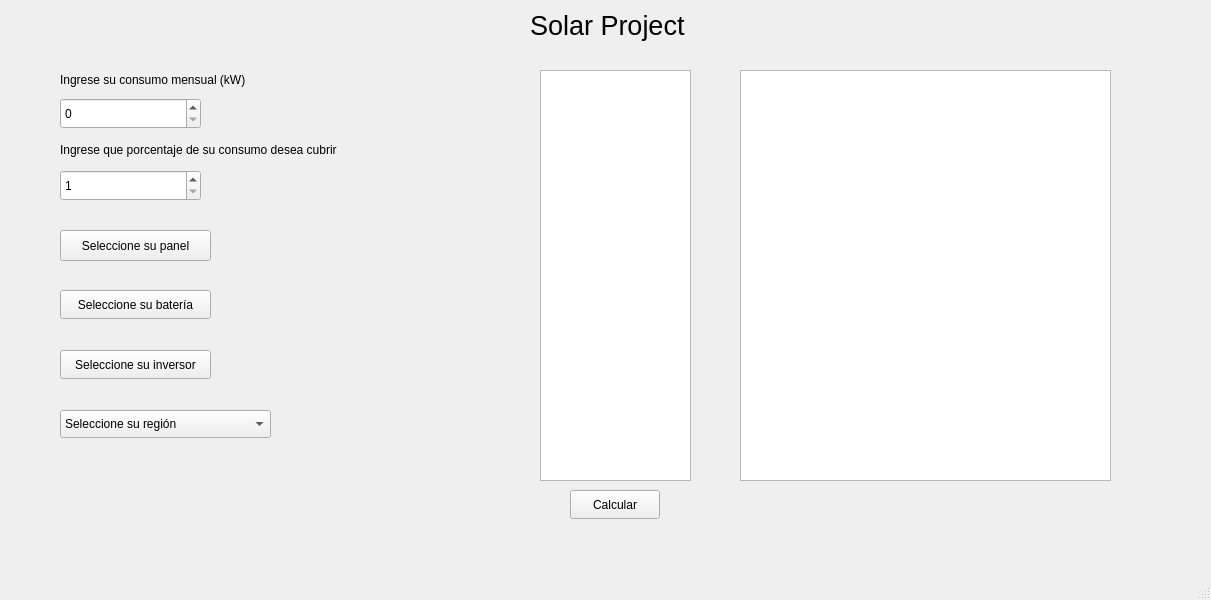
This is mainwindow.ui in max0sa/Solar-project as Qt 5 draws it before an edit. The edited form follows.
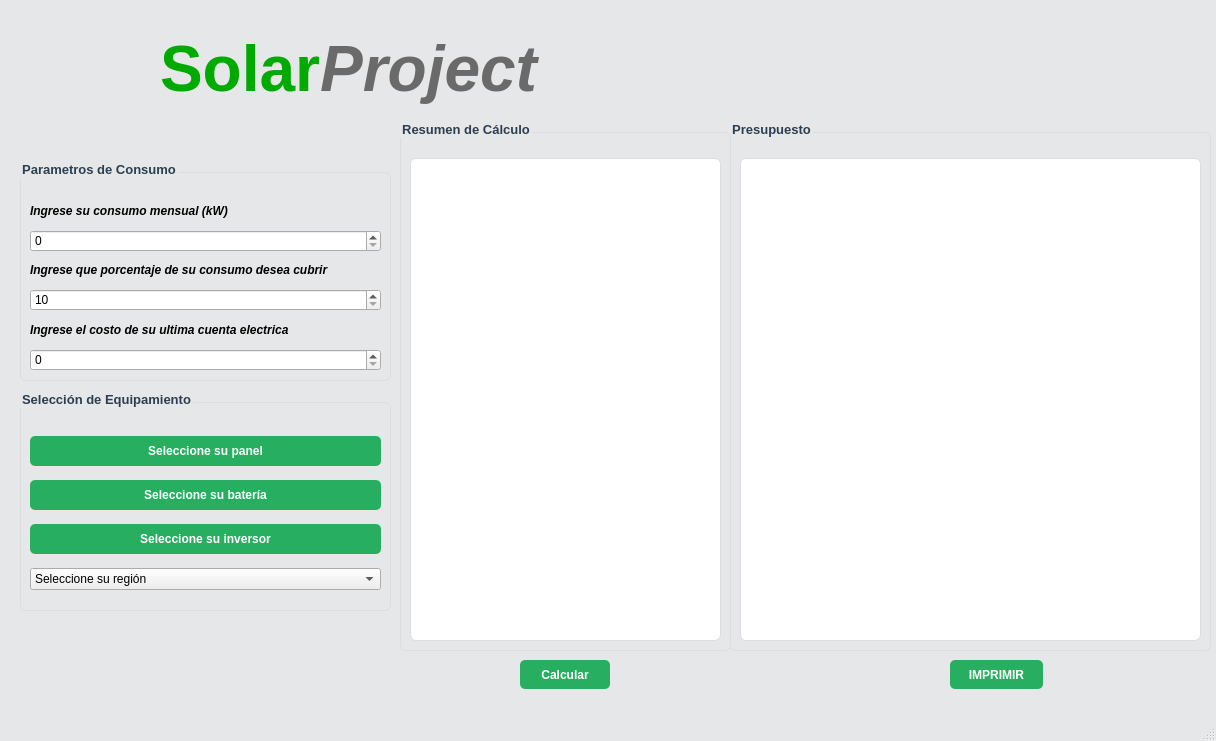
This is the edited form. Icons and pictures are not drawn.

The edit to the form file:
```diff
--- a/mainwindow.ui
+++ b/mainwindow.ui
@@ -6,91 +6,209 @@
    <rect>
     <x>0</x>
     <y>0</y>
-    <width>1211</width>
-    <height>600</height>
+    <width>1216</width>
+    <height>741</height>
    </rect>
   </property>
   <property name="windowTitle">
    <string>MainWindow</string>
   </property>
+  <property name="styleSheet">
+   <string notr="true">/* Fondo de la aplicación */
+QMainWindow {
+    background-color: #e6e7e8;
+}
+
+/* Títulos de los contenedores */
+QGroupBox {
+    font-weight: bold;
+    font-size: 13px;
+    color: #2c3e50;
+    border: 1px solid #dcdde1;
+    border-radius: 6px;
+    margin-top: 12px;
+    padding-top: 16px;
+}
+
+/* Botones de acción y selección */
+QPushButton {
+    background-color: #27ae60; /* Verde ecológico para un proyecto solar */
+    color: white;
+    border-radius: 5px;
+    padding: 8px 16px;
+    font-weight: bold;
+    font-size: 12px;
+}
+QPushButton:hover {
+    background-color: #2ecc71;
+}
+QPushButton:pressed {
+    background-color: #1e8449;
+}
+
+/* Cuadro de texto de Resultados */
+QTextBrowser {
+    background-color: #ffffff;
+    border: 1px solid #dcdde1;
+    border-radius: 6px;
+    padding: 12px;
+    font-size: 13px;
+    color: #34495e;
+}
+
+/* Tabla de Presupuesto */
+QTableWidget {
+    background-color: #ffffff;
+    border: 1px solid #dcdde1;
+    border-radius: 6px;
+    gridline-color: #f1f2f6;
+    font-size: 13px;
+}
+QHeaderView::section {
+    background-color: #f1f2f6;
+    padding: 6px;
+    font-weight: bold;
+    border: none;
+    color: #2c3e50;
+}</string>
+  </property>
   <widget class="QWidget" name="centralwidget">
-   <widget class="QPushButton" name="BTNpaneles">
+   <widget class="QPushButton" name="BTNcalcular">
     <property name="geometry">
      <rect>
-      <x>60</x>
-      <y>230</y>
-      <width>151</width>
-      <height>31</height>
+      <x>520</x>
+      <y>660</y>
+      <width>90</width>
+      <height>29</height>
      </rect>
     </property>
     <property name="text">
-     <string>Seleccione su panel</string>
+     <string>Calcular</string>
     </property>
    </widget>
+   <widget class="QLabel" name="label_3">
+    <property name="enabled">
+     <bool>true</bool>
+    </property>
+    <property name="geometry">
+     <rect>
+      <x>160</x>
+      <y>20</y>
+      <width>381</width>
+      <height>101</height>
+     </rect>
+    </property>
+    <property name="maximumSize">
+     <size>
+      <width>16777215</width>
+      <height>16777215</height>
+     </size>
+    </property>
+    <property name="font">
+     <font>
+      <pointsize>20</pointsize>
+     </font>
+    </property>
+    <property name="text">
+     <string>&lt;html&gt;&lt;head/&gt;&lt;body&gt;&lt;p&gt;&lt;span style=&quot; font-size:48pt; font-weight:700; color:#00aa00;&quot;&gt;Solar&lt;/span&gt;&lt;span style=&quot; font-size:48pt; font-weight:700; font-style:italic; color:#6a6a6a;&quot;&gt;Project&lt;/span&gt;&lt;/p&gt;&lt;/body&gt;&lt;/html&gt;</string>
+    </property>
+   </widget>
+   <widget class="QGroupBox" name="groupBox">
+    <property name="geometry">
+     <rect>
+      <x>20</x>
+      <y>160</y>
+      <width>371</width>
+      <height>221</height>
+     </rect>
+    </property>
+    <property name="title">
+     <string>Parametros de Consumo</string>
+    </property>
+    <layout class="QVBoxLayout" name="verticalLayout_3">
+     <item>
+      <widget class="QLabel" name="label">
+       <property name="text">
+        <string>&lt;html&gt;&lt;head/&gt;&lt;body&gt;&lt;p align=&quot;justify&quot;&gt;&lt;span style=&quot; font-weight:700; font-style:italic;&quot;&gt;Ingrese su consumo mensual (kW)&lt;/span&gt;&lt;/p&gt;&lt;/body&gt;&lt;/html&gt;</string>
+       </property>
+      </widget>
+     </item>
+     <item>
+      <widget class="QSpinBox" name="SBConsumo">
+       <property name="maximum">
+        <number>1000000000</number>
+       </property>
+      </widget>
+     </item>
+     <item>
+      <widget class="QLabel" name="label_2">
+       <property name="text">
+        <string>&lt;html&gt;&lt;head/&gt;&lt;body&gt;&lt;p&gt;&lt;span style=&quot; font-weight:700; font-style:italic;&quot;&gt;Ingrese que porcentaje de su consumo desea cubrir&lt;/span&gt;&lt;/p&gt;&lt;/body&gt;&lt;/html&gt;</string>
+       </property>
+      </widget>
+     </item>
+     <item>
    <widget class="QSpinBox" name="SBCobertura">
-    <property name="geometry">
-     <rect>
-      <x>60</x>
-      <y>170</y>
-      <width>141</width>
-      <height>31</height>
-     </rect>
-    </property>
     <property name="minimum">
-     <number>1</number>
+        <number>10</number>
     </property>
     <property name="maximum">
      <number>100</number>
     </property>
    </widget>
-   <widget class="QSpinBox" name="SBConsumo">
+     </item>
+     <item>
+      <widget class="QLabel" name="label_5">
+       <property name="text">
+        <string>&lt;html&gt;&lt;head/&gt;&lt;body&gt;&lt;p&gt;&lt;span style=&quot; font-weight:700; font-style:italic;&quot;&gt;Ingrese el costo de su ultima cuenta electrica&lt;/span&gt;&lt;/p&gt;&lt;/body&gt;&lt;/html&gt;</string>
+       </property>
+      </widget>
+     </item>
+     <item>
+      <widget class="QSpinBox" name="SBCuenta">
+       <property name="maximum">
+        <number>999999999</number>
+       </property>
+      </widget>
+     </item>
+    </layout>
+   </widget>
+   <widget class="QGroupBox" name="groupBox_2">
     <property name="geometry">
      <rect>
-      <x>60</x>
-      <y>98</y>
-      <width>141</width>
-      <height>31</height>
+      <x>20</x>
+      <y>390</y>
+      <width>371</width>
+      <height>221</height>
      </rect>
     </property>
-    <property name="maximum">
-     <number>1000000000</number>
-    </property>
-   </widget>
+    <property name="title">
+     <string>Selección de Equipamiento</string>
+    </property>
+    <layout class="QVBoxLayout" name="verticalLayout">
+     <item>
+      <widget class="QPushButton" name="BTNpaneles">
+       <property name="text">
+        <string>Seleccione su panel</string>
+       </property>
+      </widget>
+     </item>
+     <item>
    <widget class="QPushButton" name="BTNbaterias">
-    <property name="geometry">
-     <rect>
-      <x>60</x>
-      <y>290</y>
-      <width>151</width>
-      <height>29</height>
-     </rect>
-    </property>
     <property name="text">
      <string>Seleccione su batería</string>
     </property>
    </widget>
+     </item>
+     <item>
    <widget class="QPushButton" name="BTNinversores">
-    <property name="geometry">
-     <rect>
-      <x>60</x>
-      <y>350</y>
-      <width>151</width>
-      <height>29</height>
-     </rect>
-    </property>
     <property name="text">
      <string>Seleccione su inversor</string>
     </property>
    </widget>
+     </item>
+     <item>
    <widget class="QComboBox" name="CBregiones">
-    <property name="geometry">
-     <rect>
-      <x>60</x>
-      <y>410</y>
-      <width>211</width>
-      <height>28</height>
-     </rect>
-    </property>
     <property name="maximumSize">
      <size>
       <width>16777215</width>
@@ -178,90 +296,91 @@
      </property>
     </item>
    </widget>
-   <widget class="QPushButton" name="BTNcalcular">
-    <property name="geometry">
-     <rect>
-      <x>570</x>
-      <y>490</y>
-      <width>90</width>
-      <height>29</height>
-     </rect>
-    </property>
-    <property name="text">
-     <string>Calcular</string>
-    </property>
+     </item>
+    </layout>
    </widget>
-   <widget class="QLabel" name="label">
+   <widget class="QGroupBox" name="groupBox_3">
     <property name="geometry">
      <rect>
-      <x>60</x>
-      <y>70</y>
-      <width>251</width>
-      <height>20</height>
+      <x>400</x>
+      <y>120</y>
+      <width>331</width>
+      <height>531</height>
      </rect>
     </property>
-    <property name="text">
-     <string>Ingrese su consumo mensual (kW)</string>
+    <property name="title">
+     <string>Resumen de Cálculo</string>
     </property>
-   </widget>
-   <widget class="QLabel" name="label_2">
-    <property name="geometry">
-     <rect>
-      <x>60</x>
-      <y>140</y>
-      <width>351</width>
-      <height>20</height>
-     </rect>
-    </property>
-    <property name="text">
-     <string>Ingrese que porcentaje de su consumo desea cubrir</string>
-    </property>
-   </widget>
-   <widget class="QTextEdit" name="textEdit">
-    <property name="geometry">
-     <rect>
-      <x>540</x>
-      <y>70</y>
-      <width>151</width>
-      <height>411</height>
-     </rect>
-    </property>
+    <layout class="QVBoxLayout" name="verticalLayout_2">
+     <item>
+      <widget class="QTextBrowser" name="res_cal">
+       <property name="styleSheet">
+        <string notr="true">font: 9pt &quot;Arial&quot;;</string>
+       </property>
+       <property name="html">
+        <string>&lt;!DOCTYPE HTML PUBLIC &quot;-//W3C//DTD HTML 4.0//EN&quot; &quot;http://www.w3.org/TR/REC-html40/strict.dtd&quot;&gt;
+&lt;html&gt;&lt;head&gt;&lt;meta name=&quot;qrichtext&quot; content=&quot;1&quot; /&gt;&lt;meta charset=&quot;utf-8&quot; /&gt;&lt;style type=&quot;text/css&quot;&gt;
+p, li { white-space: pre-wrap; }
+hr { height: 1px; border-width: 0; }
+li.unchecked::marker { content: &quot;\2610&quot;; }
+li.checked::marker { content: &quot;\2612&quot;; }
+&lt;/style&gt;&lt;/head&gt;&lt;body style=&quot; font-family:'Arial'; font-size:9pt; font-weight:400; font-style:normal;&quot;&gt;
+&lt;p style=&quot;-qt-paragraph-type:empty; margin-top:0px; margin-bottom:0px; margin-left:0px; margin-right:0px; -qt-block-indent:0; text-indent:0px; font-family:'Segoe UI'; font-size:14px;&quot;&gt;&lt;br /&gt;&lt;/p&gt;&lt;/body&gt;&lt;/html&gt;</string>
+       </property>
+      </widget>
+     </item>
+    </layout>
    </widget>
-   <widget class="QTextEdit" name="textEdit_2">
+   <widget class="QGroupBox" name="groupBox_4">
     <property name="geometry">
      <rect>
-      <x>740</x>
-      <y>70</y>
-      <width>371</width>
-      <height>411</height>
+      <x>730</x>
+      <y>120</y>
+      <width>481</width>
+      <height>531</height>
      </rect>
     </property>
-   </widget>
-   <widget class="QLabel" name="label_3">
-    <property name="enabled">
-     <bool>true</bool>
+    <property name="title">
+     <string>Presupuesto</string>
     </property>
+    <layout class="QHBoxLayout" name="horizontalLayout">
+     <item>
+      <widget class="QTextBrowser" name="presu_tex"/>
+     </item>
+    </layout>
+   </widget>
+   <widget class="QLabel" name="label_4">
     <property name="geometry">
      <rect>
-      <x>530</x>
-      <y>0</y>
+      <x>0</x>
+      <y>-20</y>
       <width>191</width>
-      <height>51</height>
+      <height>201</height>
      </rect>
     </property>
-    <property name="maximumSize">
-     <size>
-      <width>16777215</width>
-      <height>16777215</height>
-     </size>
+    <property name="text">
+     <string/>
     </property>
     <property name="font">
      <font>
       <pointsize>20</pointsize>
      </font>
     </property>
+    <property name="scaledContents">
+     <bool>true</bool>
+    </property>
+   </widget>
+   <widget class="QPushButton" name="BTNimprimir">
+    <property name="geometry">
+     <rect>
+      <x>950</x>
+      <y>660</y>
+      <width>93</width>
+      <height>29</height>
+     </rect>
+    </property>
     <property name="text">
-     <string>Solar Project</string>
+     <string>IMPRIMIR</string>
     </property>
    </widget>
   </widget>
```
Left out of the diff: 22 changed lines with no effect on the pictures. Lines whose indentation alone changed are shown as unchanged.
